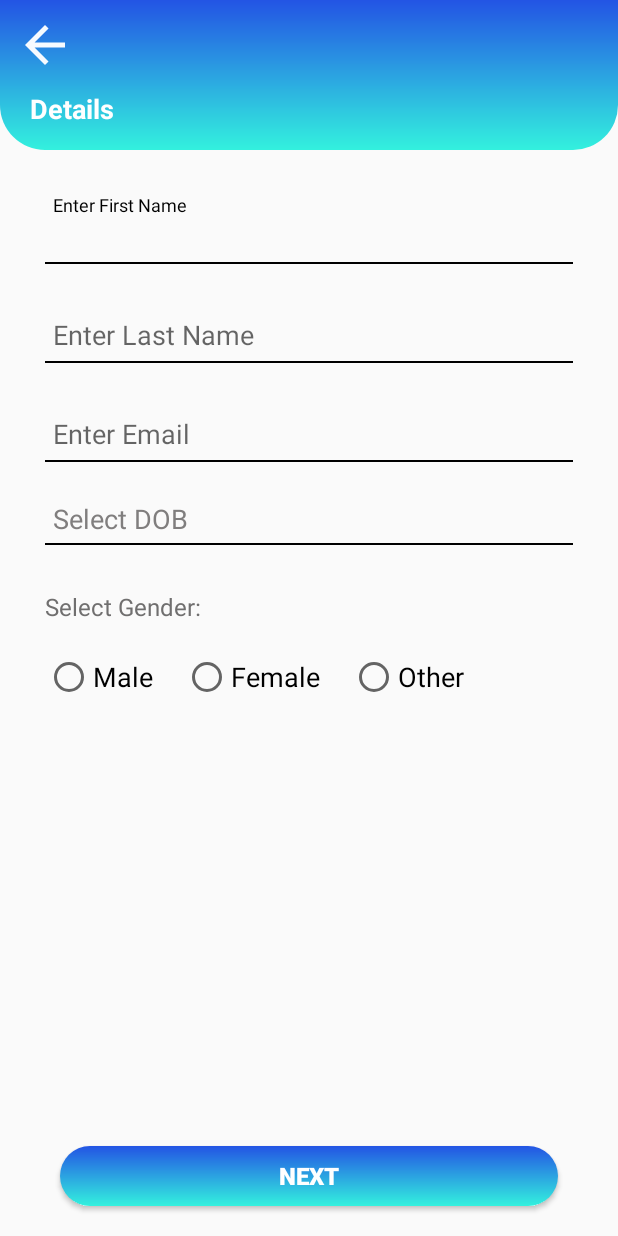
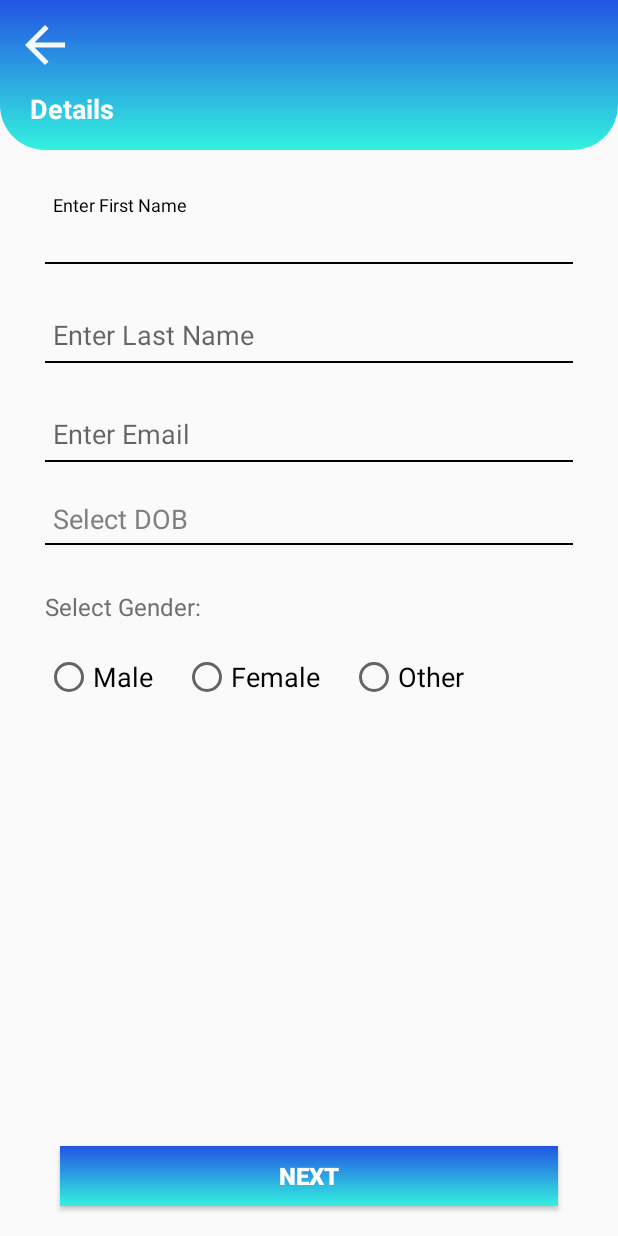
Before and after one commit to Praneeth1205/MobileLoaner, an Android app: the ApplyActivity screen opened directly, with no data from a screen before it, on a phone screen of 412 x 824 dp. Run offline under Robolectric (Android 15) with nearby library versions, the phone set to English and light mode, and no system bars.

Commit message:
latest changes

```diff
--- a/app/src/main/res/drawable/button_gradient.xml
+++ b/app/src/main/res/drawable/button_gradient.xml
@@ -8,7 +8,7 @@
         android:angle="270"
         />
 
-    <corners
-        android:radius="20dp"/>
+<!--    <corners-->
+<!--        android:radius="20dp"/>-->
 
 </shape>
```
Also changed, not shown: app/src/main/res/layout/activity_splash_screen.xml (+8 -0 lines).
